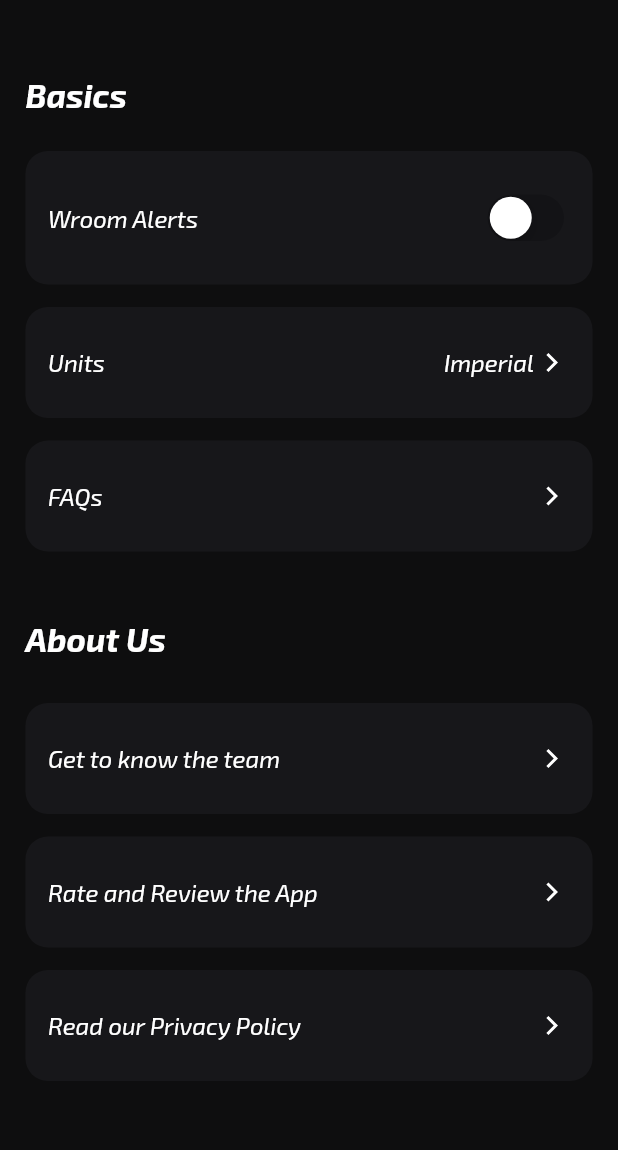
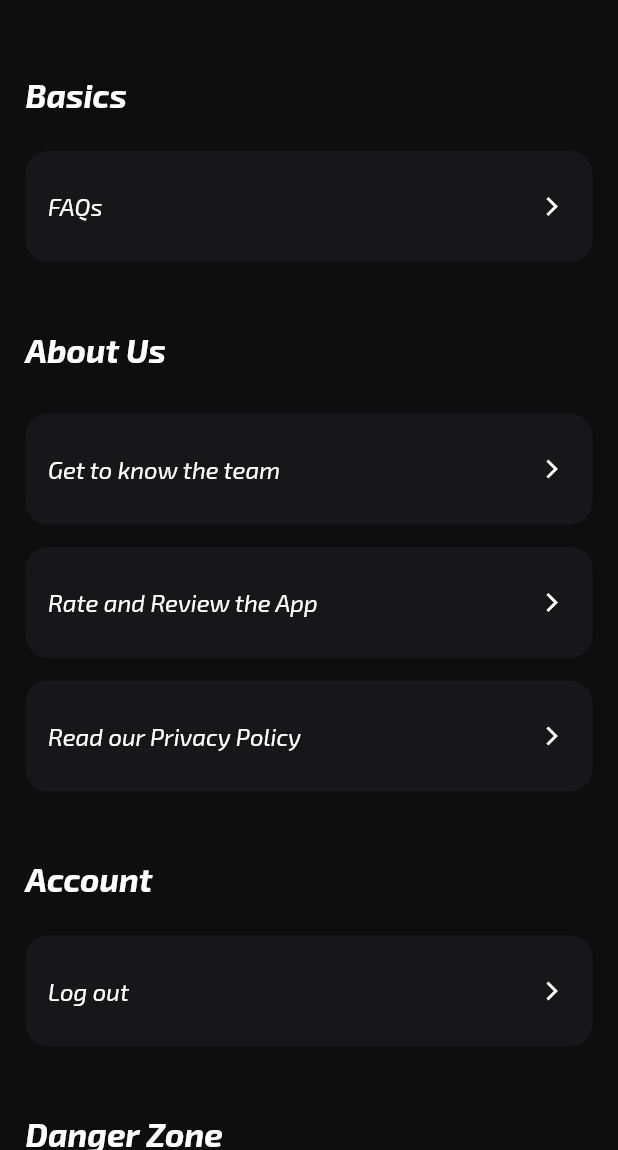
Before and after one commit to muhammadsiddiq5653/vroomapp_2, a Flutter app: the SettingsView screen opened by its route, on a phone screen of 412 x 824 dp, the part 86-1236 px from its top. Run offline on Flutter 3.47's test engine with Material 2 defaults, Android fonts, the phone set to English and light mode, and no system bars; our stand-ins replace audioplayers, camera, connectivity_plus, dio, extended_image, firebase_analytics and 19 more; missing offline and left inert: flutter_facebook_auth, flutter_notification_channel, fluttermoji, launch_review, new_version, virtual_keyboard_multi_language; accounts and stored records are empty; network calls fail; statements that could not run were skipped; project files that could hold a hidden picture were left out.

Commit message:
Stable version

```diff
--- a/lib/app/modules/alerts/views/alerts_view.dart
+++ b/lib/app/modules/alerts/views/alerts_view.dart
@@ -113,6 +113,7 @@ class AlertsView extends GetView<AlertsController> {
           SmallBoldText(
             text: 'Nothing so far!',
             color: Colors.white,
+            textAlign: TextAlign.center,
           ),
           SizedBox(
             height: 10,
@@ -120,6 +121,7 @@ class AlertsView extends GetView<AlertsController> {
           SmallText(
             text: 'All your notifications will show up on this screen.',
             color: Colors.white,
+            textAlign: TextAlign.center,
           )
         ],
       ),
--- a/lib/app/modules/card_details/controllers/card_details_controller.dart
+++ b/lib/app/modules/card_details/controllers/card_details_controller.dart
@@ -26,7 +26,6 @@ class CardDetailsController extends AppAbstractController {
   @override
   void onInit() {
     super.onInit();
-    loadingState = GeneralLoadingState.waiting;
     readFromPreferences();
     if (Get.arguments?[AppConstants.carArgument] != null) {
       car = Get.arguments?[AppConstants.carArgument];
@@ -87,6 +86,10 @@ class CardDetailsController extends AppAbstractController {
     }
   }
 
+  bool checkIfLoggedInUserPost() => loadingState == GeneralLoadingState.done
+      ? car!.user!.id == settingsService.authModel!.userModel.id
+      : false;
+
   void shareOutsideApp(Uint8List? bytes) async {
     FeedModel feed = FeedModel(
         carModel: car, cover: '', createdAt: DateTime.now(), description: '');
--- a/lib/app/modules/login/views/login_view.dart
+++ b/lib/app/modules/login/views/login_view.dart
@@ -23,7 +23,7 @@ class LoginView extends GetView<LoginDetailsStepController> {
       body: AppStateHandler(
         loadingState: controller.loadingState,
         child: Container(
-          padding: EdgeInsets.symmetric(horizontal: 20, vertical: 20),
+          padding: EdgeInsets.symmetric(horizontal: 20, vertical: 60),
           child: SingleChildScrollView(
             child: Column(
               mainAxisAlignment: MainAxisAlignment.start,
--- a/lib/app/modules/profile/controllers/profile_controller.dart
+++ b/lib/app/modules/profile/controllers/profile_controller.dart
@@ -46,7 +46,6 @@ class ProfileController extends AppAbstractController {
       if (page == 1) {
         feed = result;
         if ((feed?.collection.length ?? 0) == 0) {
-          setDirection(1);
           loadingState = GeneralLoadingState.empty;
         } else {
           loadingState = GeneralLoadingState.done;
--- a/lib/app/modules/settings/views/settings_view.dart
+++ b/lib/app/modules/settings/views/settings_view.dart
@@ -1,6 +1,9 @@
+import 'dart:io';
+
 import 'package:flutter/cupertino.dart';
 import 'package:flutter/material.dart';
 import 'package:get/get.dart';
+import 'package:launch_review/launch_review.dart';
 import 'package:remixicon/remixicon.dart';
 import 'package:url_launcher/url_launcher.dart';
 import 'package:vroom_app/app/app_colors.dart';
@@ -45,56 +48,56 @@ class SettingsView extends GetView<SettingsController> {
                   SizedBox(
                     height: 25,
                   ),
-                  AppTile(
-                    padding: EdgeInsets.symmetric(vertical: 25, horizontal: 15),
-                    child: Row(
-                      children: [
-                        Expanded(
-                          child: Text400(
-                            text: 'Wroom Alerts',
-                            fontSize: 16,
-                          ),
-                        ),
-                        CupertinoSwitch(
-                          activeColor: AppColors.primary,
-                          trackColor: Color(0xFFF131316),
-                          value: _switchValue.value,
-                          onChanged: (value) {
-                            _switchValue = value.obs;
-                            controller.update();
-                          },
-                        ),
-                      ],
-                    ),
-                  ),
-                  SizedBox(
-                    height: 15,
-                  ),
-                  AppTile(
-                      padding:
-                          EdgeInsets.symmetric(vertical: 25, horizontal: 15),
-                      child: Row(
-                        children: [
-                          Expanded(
-                            child: Text400(
-                              text: 'Units',
-                              fontSize: 16,
-                            ),
-                          ),
-                          Spacer(),
-                          Text400(
-                            text: 'Imperial',
-                            fontSize: 16,
-                          ),
-                          Icon(
-                            Remix.arrow_right_s_line,
-                            color: Colors.white,
-                          )
-                        ],
-                      )),
-                  SizedBox(
-                    height: 15,
-                  ),
+                  // AppTile(
+                  //   padding: EdgeInsets.symmetric(vertical: 25, horizontal: 15),
+                  //   child: Row(
+                  //     children: [
+                  //       Expanded(
+                  //         child: Text400(
+                  //           text: 'Wroom Alerts',
+                  //           fontSize: 16,
+                  //         ),
+                  //       ),
+                  //       CupertinoSwitch(
+                  //         activeColor: AppColors.primary,
+                  //         trackColor: Color(0xFFF131316),
+                  //         value: _switchValue.value,
+                  //         onChanged: (value) {
+                  //           _switchValue = value.obs;
+                  //           controller.update();
+                  //         },
+                  //       ),
+                  //     ],
+                  //   ),
+                  // ),
+                  // SizedBox(
+                  //   height: 15,
+                  // ),
+                  // AppTile(
+                  //     padding:
+                  //         EdgeInsets.symmetric(vertical: 25, horizontal: 15),
+                  //     child: Row(
+                  //       children: [
+                  //         Expanded(
+                  //           child: Text400(
+                  //             text: 'Units',
+                  //             fontSize: 16,
+                  //           ),
+                  //         ),
+                  //         Spacer(),
+                  //         Text400(
+                  //           text: 'Imperial',
+                  //           fontSize: 16,
+                  //         ),
+                  //         Icon(
+                  //           Remix.arrow_right_s_line,
+                  //           color: Colors.white,
+                  //         )
+                  //       ],
+                  //     )),
+                  // SizedBox(
+                  //   height: 15,
+                  // ),
                   GestureDetector(
                     onTap: () {
                       // launchUrlString(
@@ -174,8 +177,16 @@ class SettingsView extends GetView<SettingsController> {
                   SizedBox(
                     height: 15,
                   ),
+                 if(Platform.isAndroid)
                   GestureDetector(
-                    onTap: () {},
+                    onTap: () {
+                      LaunchReview.launch(
+                        androidAppId: "com.vroom.vroomApp",
+                        //iOSAppId: "585027354",
+                      );
+
+
+                    },
                     child: AppTile(
                       child: Row(
                         children: [
@@ -279,30 +290,38 @@ class SettingsView extends GetView<SettingsController> {
                   SizedBox(
                     height: 25,
                   ),
+                  // GestureDetector(
+                  //   onTap: controller.deleteAccount,
+                  //   child: AppTile(
+                  //       child: Row(
+                  //         children: [
+                  //           Expanded(
+                  //             child: Text400(
+                  //               text: 'Reset my account',
+                  //               fontSize: 16,
+                  //               color: Colors.white,
+                  //             ),
+                  //           ),
+                  //           Icon(
+                  //             Remix.arrow_right_s_line,
+                  //             color: Colors.white,
+                  //           )
+                  //         ],
+                  //       )),
+                  // ),
+                  // SizedBox(
+                  //   height: 15,
+                  // ),
                   GestureDetector(
-                    onTap: controller.deleteAccount,
-                    child: AppTile(
-                        child: Row(
-                          children: [
-                            Expanded(
-                              child: Text400(
-                                text: 'Reset my account',
-                                fontSize: 16,
-                                color: Colors.white,
-                              ),
-                            ),
-                            Icon(
-                              Remix.arrow_right_s_line,
-                              color: Colors.white,
-                            )
-                          ],
-                        )),
-                  ),
-                  SizedBox(
-                    height: 15,
-                  ),
-                  GestureDetector(
-                    onTap: controller.deleteAccount,
+                    onTap: () async {
+                      var result = await controller.dialogService.showConfirm(
+                          'We are sorry to see you go. All your data will be deleted. This action can not be undone.',
+                          title: 'Are you sure you want to delete your account?',
+                          confirmText: 'Proceed to Delete'
+                      );
+                      controller.deleteAccount(result);
+
+                    } ,
                     child: AppTile(
                         child: Row(
                       children: [
--- a/lib/app/modules/signup/signup_step_verify/views/signup_step_verify_view.dart
+++ b/lib/app/modules/signup/signup_step_verify/views/signup_step_verify_view.dart
@@ -24,7 +24,7 @@ class SignupStepVerifyView extends GetView<SignupStepVerifyController> {
         //   title: '',
         // ),
         body: Container(
-          padding: EdgeInsets.symmetric(horizontal: 20, vertical: 20),
+          padding: EdgeInsets.symmetric(horizontal: 20, vertical: 60),
           child: SingleChildScrollView(
             child: Column(
               mainAxisAlignment: MainAxisAlignment.center,
--- a/lib/app/modules/signup/tap_to_start.dart
+++ b/lib/app/modules/signup/tap_to_start.dart
@@ -62,7 +62,7 @@ class TapToStart extends StatelessWidget {
               ),
               GestureDetector(
                 onTap: (){
-                  Get.offAndToNamed(Routes.NOTIFICATIONS_PERMISSION);
+                  Get.offAndToNamed(Routes.SIGNUP_STEP_DETAIL);
                 },
                 child: Text.rich(
                   TextSpan(
--- a/lib/app/widgets/app_profile_avatar.dart
+++ b/lib/app/widgets/app_profile_avatar.dart
@@ -27,7 +27,7 @@ class AppProfileAvatar extends StatelessWidget {
             child: user!.avatar!.isEmpty
                 ? Image.asset(
                     'assets/images/ProfileDummy.png',
-                    width: 42,
+                    width: size,
                     fit: BoxFit.fitWidth,
                   )
                 : AppNetworkImage(
--- a/pubspec.yaml
+++ b/pubspec.yaml
@@ -1,5 +1,5 @@
 name: vroom_app
-version: 1.0.0+11
+version: 1.0.0+12
 publish_to: none
 description: A new Flutter project.
 environment:
```
Also changed, not shown: lib/app/data/api/auth_api.dart (+6 -1 lines), lib/app/modules/card_details/views/card_details_view.dart (+78 -74 lines), lib/app/modules/edit_profile/views/edit_profile_view.dart (+9 -9 lines), lib/app/modules/feed/views/feed_card.dart (+38 -38 lines), lib/app/modules/profile/views/profile_view.dart (+33 -23 lines), lib/app/modules/settings/controllers/settings_controller.dart (+4 -4 lines), lib/app/modules/signup/signup_step_detail/views/signup_step_detail_view.dart (+12 -12 lines), lib/app/services/dialog_service.dart (+18 -5 lines), lib/app/widgets/app_form_fields/app_drop_down_button.dart (+10 -7 lines), pubspec.lock.
